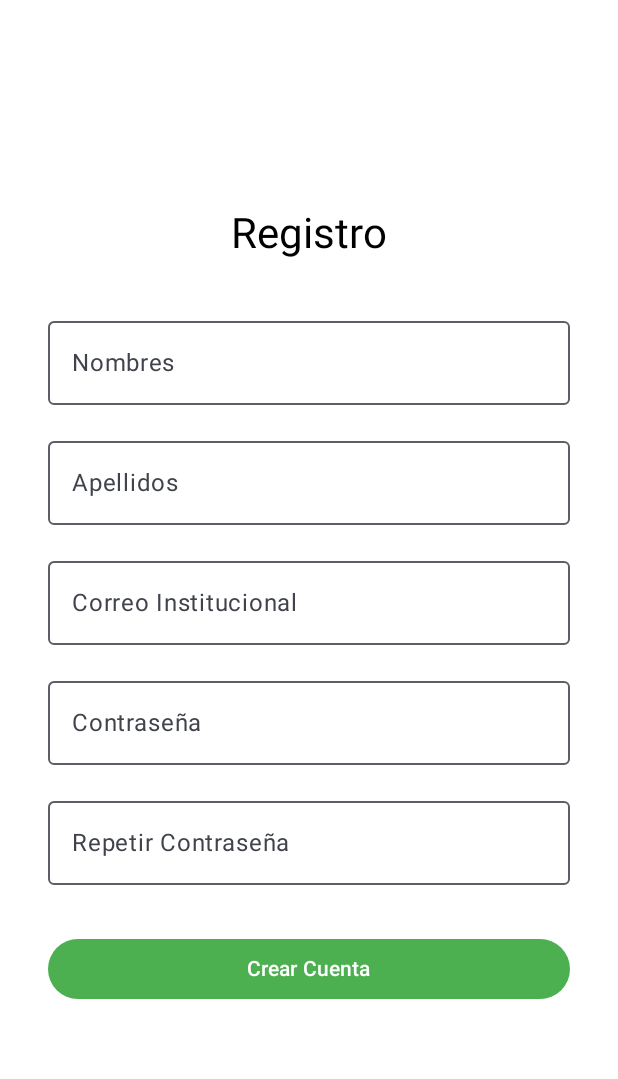
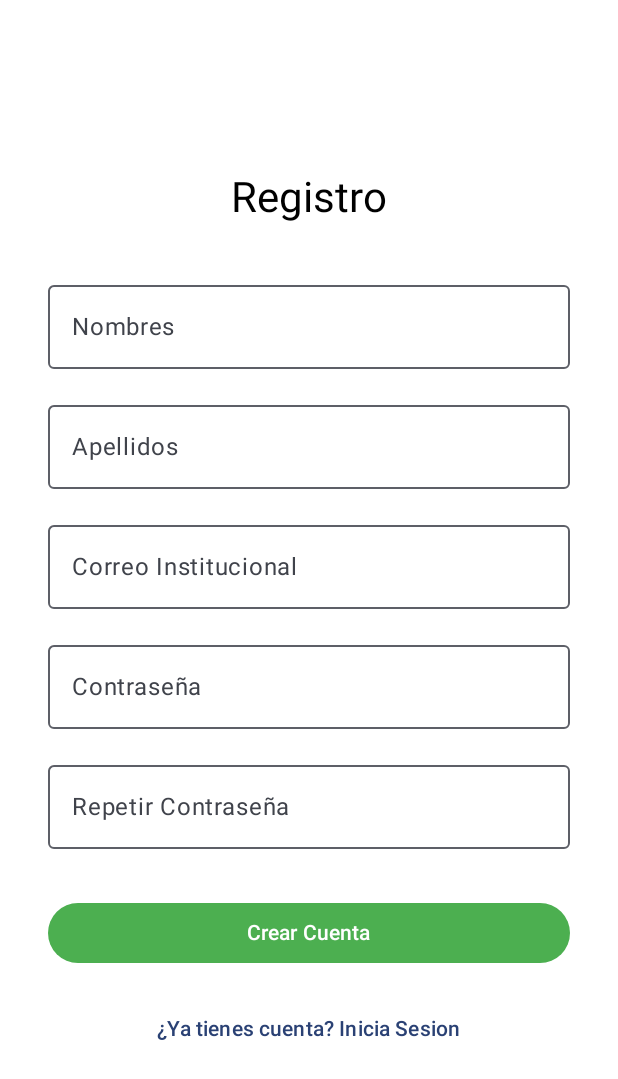
Before and after one commit to PabloGC1908/stress-predict, an Android app built with Jetpack Compose: the @Preview function RegistrationScreenPreview, on a phone screen of 412 x 824 dp. Shown: the top 1079 px of the screen. Run offline under Robolectric (Android 15) with nearby library versions, the phone set to English and light mode, and no system bars.

Commit message:
Corrigiendo interfaz de registro

```diff
--- a/Frontend/app/src/main/java/com/pgc/stresspredict/ui/RegistrationScreen.kt
+++ b/Frontend/app/src/main/java/com/pgc/stresspredict/ui/RegistrationScreen.kt
@@ -126,7 +126,6 @@ fun RegistrationScreen(
                     contrasena = password,
                     nombres = nombres,
                     apellidos = apellidos,
-                    codigo = codigo
                 )
 
                 apiService.registrar(usuario).enqueue(object : Callback<String> {
@@ -150,6 +149,10 @@ fun RegistrationScreen(
         }
 
         Spacer(modifier = Modifier.height(16.dp))
+
+        TextButton(onClick = onNavigateToLogin) {
+            Text("¿Ya tienes cuenta? Inicia Sesion")
+        }
     }
 }
 
```
